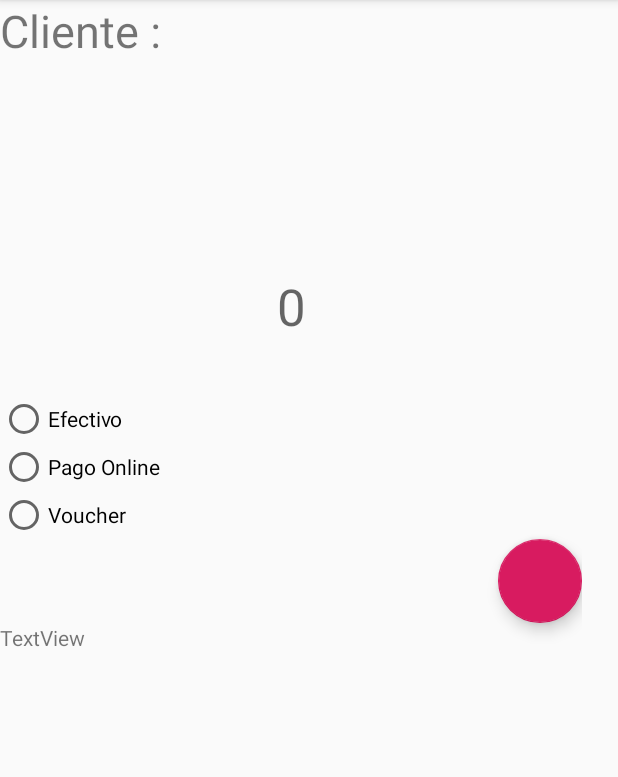
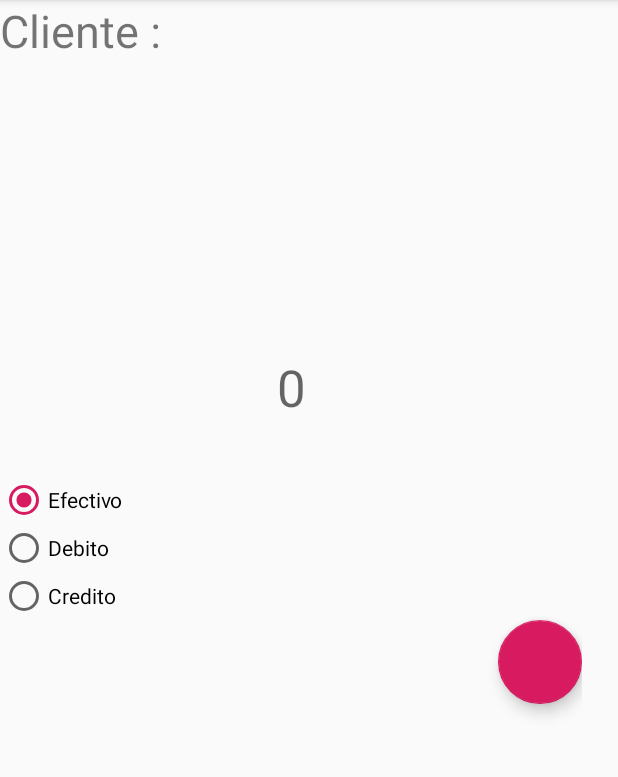
Before and after one commit to diegocabra/PedidosAcuadritos, an Android app: the fragment CerrarPedido_fragment shown on its own in the app's theme, on a phone screen of 412 x 824 dp, the part 84-861 px from its top. Run offline under Robolectric (Android 15) with nearby library versions, the phone set to English and light mode, and no system bars.

Commit message:
Funciona todo. Clase pedido es un singleton, en las proximas modificaciones sera todo viewmodel . El tipo de cantidad y talle se manejara con otra clase . Falta corregir el error de los listview que no siempre se muestran. (creo que lo vamos a hacer con viewmodel )

```diff
--- a/app/src/main/java/com/example/pedidosacuadritos/Catalogo/Catalogo.java
+++ b/app/src/main/java/com/example/pedidosacuadritos/Catalogo/Catalogo.java
@@ -72,6 +72,12 @@ public class Catalogo {
         return ListaPedidos;
     }
 
+    public void actualizarPrecios(int porcentaje){
+       double percent = 1+(porcentaje/100);
+        for (Producto p :ListaProductos)  {
+           p.setPrecio(p.getPrecio()*percent);
+        }
+    }
 
 
 }
--- a/app/src/main/java/com/example/pedidosacuadritos/CerrarPedido_fragment.java
+++ b/app/src/main/java/com/example/pedidosacuadritos/CerrarPedido_fragment.java
@@ -8,12 +8,19 @@ import androidx.lifecycle.Observer;
 import android.view.LayoutInflater;
 import android.view.View;
 import android.view.ViewGroup;
+import android.widget.ArrayAdapter;
+import android.widget.ListView;
+import android.widget.RadioButton;
 import android.widget.RadioGroup;
 import android.widget.TextView;
 import android.widget.Toast;
 
 import com.example.pedidosacuadritos.Entidades.Producto.Adulto;
 import com.example.pedidosacuadritos.Entidades.Producto.Producto;
+import com.example.pedidosacuadritos.ModoPago.Credito;
+import com.example.pedidosacuadritos.ModoPago.Debito;
+import com.example.pedidosacuadritos.ModoPago.Efectivo;
+import com.example.pedidosacuadritos.ModoPago.ModoPago;
 import com.example.pedidosacuadritos.Pedido.Pedido;
 import com.example.pedidosacuadritos.Utilidades.BaseDatoService;
 import com.example.pedidosacuadritos.Utilidades.PageViewModel;
@@ -21,17 +28,23 @@ import com.example.pedidosacuadritos.Entidades.Persona.Cliente;
 import com.example.pedidosacuadritos.Utilidades.ProductosViewModel;
 import com.google.android.material.floatingactionbutton.FloatingActionButton;
 
+import java.util.ArrayList;
+import java.util.List;
+
 
 public class CerrarPedido_fragment extends Fragment {
 
     private TextView tv_nombreCliente,tv_precio,tvdeprueba;
     private RadioGroup modoPago;
     private PageViewModel pageViewModel;
+    private ListView lv_prodSeleccionados;
     private FloatingActionButton FAB_ConfirmarPedido;
     private Pedido nuevo_pedido;
     private Cliente cli_actual;
     private String pedidoSeleccionado;
     private ProductosViewModel productosViewModel;
+    private ArrayAdapter<Producto> arrayAdapterProductos;
+    private List<Producto> lista_prodSeleccionados = new ArrayList<Producto>();
 
     public CerrarPedido_fragment() {
         // Required empty public constructor
@@ -41,15 +54,13 @@ public class CerrarPedido_fragment extends Fragment {
     public View onCreateView(LayoutInflater inflater, ViewGroup container,
                              Bundle savedInstanceState) {
         // Inflate the layout for this fragment
-        return inflater.inflate(R.layout.fragment_pedido, container, false);
+
+            return inflater.inflate(R.layout.fragment_pedido, container, false);
     }
 
     public void onViewCreated(View view, Bundle savedInstanceState) {
 
         tv_nombreCliente = getView().findViewById(R.id.tv_Titulo);
-
-        tvdeprueba = getView().findViewById(R.id.tv_prueba);
-
         pageViewModel = ViewModelProviders.of(requireActivity()).get(PageViewModel.class);
         pageViewModel.getPedido().observe(getViewLifecycleOwner(), new Observer<Pedido>() { //Observer de clientes seleccionados en el fragments uno.
             @Override
@@ -59,25 +70,60 @@ public class CerrarPedido_fragment extends Fragment {
         });
 
 
-        String texto ="";
-        productosViewModel = ViewModelProviders.of(this).get(ProductosViewModel.class);
+        productosViewModel = ViewModelProviders.of(requireActivity()).get(ProductosViewModel.class);
+
+        tv_precio  = getView().findViewById(R.id.tv_precio);
+
+        lv_prodSeleccionados = getView().findViewById(R.id.lv_productos);
+        lista_prodSeleccionados = Pedido.getInstance().getProductos();
+        arrayAdapterProductos = new ArrayAdapter<Producto>(getActivity(), android.R.layout.simple_list_item_1, lista_prodSeleccionados);  // Armo un Array de productos para armar el ListView
+        lv_prodSeleccionados.setAdapter(arrayAdapterProductos);
 
 
-        if (productosViewModel.getListProductos().size()>0){
-            for (Producto producto : productosViewModel.getListProductos()){
-                texto+=producto.getTela()+ " "+producto.getBies1()+"\n";
+        modoPago = getView().findViewById(R.id.rGroupModopago);
+        int id = modoPago.getCheckedRadioButtonId();
+        final RadioButton efectivo = getView().findViewById(R.id.rbt_Efectivo);
+        final RadioButton credito = getView().findViewById(R.id.rbt_Credito);
+        final RadioButton debito = getView().findViewById(R.id.rbt_Debito);
+        modoPago.setOnCheckedChangeListener(new RadioGroup.OnCheckedChangeListener() {
+            @Override
+            public void onCheckedChanged(RadioGroup group, int checkedId) {
+                    Pedido p = Pedido.getInstance();
+
+                Double precioTotal = 0.0;
+                ModoPago mp = null;
+                if ( efectivo.isChecked())
+                     p.setModoPago(new Efectivo(p.getProductos()));
+                 if (debito.isChecked())
+                     p.setModoPago(new Debito(p.getProductos()));
+                 if (credito.isChecked())
+                     p.setModoPago(new Credito(p.getProductos()));
+
+                tv_precio.setText(Double.toString(p.getPreciototal()));
             }
-            tvdeprueba.setText(texto);
-        }
+        });
+
+
+
+//
 
 
         FloatingActionButton FAB_ConfirmarPedido = getView().findViewById(R.id.fbt_confirmarPedido);
         FAB_ConfirmarPedido.setOnClickListener(new View.OnClickListener() {
             @Override
             public void onClick(View v) {
+                BaseDatoService datoService = BaseDatoService.getInstance();
+                pageViewModel.getPedido().observe(getViewLifecycleOwner(), new Observer<Pedido>() {
+                    @Override
+                    public void onChanged(Pedido pedido) {
+                        String str = "";
 
-                Toast.makeText(getActivity(), "Pedido agregado", Toast.LENGTH_SHORT).show();
-
+                        for (Producto p :pedido.getProductos())
+                            str =str+""+ p.getBolsillo() +"\n";
+                        //Estas son lineas de prieba para testera el viewmodel.
+                        Toast.makeText(getActivity(), pedido.getCliente().getNombre() + "Pedidos : "+ str , Toast.LENGTH_SHORT).show();
+                    }
+                });
 
 
 
@@ -87,7 +133,6 @@ public class CerrarPedido_fragment extends Fragment {
 
 
 
-
     }
 
 
--- a/app/src/main/java/com/example/pedidosacuadritos/Entidades/Persona/Persona.java
+++ b/app/src/main/java/com/example/pedidosacuadritos/Entidades/Persona/Persona.java
@@ -72,6 +72,7 @@ public abstract class Persona implements Serializable {
     }
 
     public String toString(){
-        return nombre;
+        String toReturn = nombre + "\n" +  " Tel: "+ telefono;
+        return toReturn;
     }
 }
--- a/app/src/main/java/com/example/pedidosacuadritos/Entidades/Producto/Niños.java
+++ b/app/src/main/java/com/example/pedidosacuadritos/Entidades/Producto/Niños.java
@@ -7,6 +7,7 @@ public abstract class Niños extends Producto implements Serializable {
 
     public Niños(String tela, String bolsillo, String bies1, String bies2) {
         super(tela, bolsillo, bies1, bies2);
+        precio =550;
         cantCierres = 0;
 
     }
--- a/app/src/main/java/com/example/pedidosacuadritos/Pedido/Pedido.java
+++ b/app/src/main/java/com/example/pedidosacuadritos/Pedido/Pedido.java
@@ -20,30 +20,26 @@ public class Pedido {
     protected Vendedor vendedor;
     protected int ganancia;
     protected Date fecha;
+    private static Pedido instance;
 
-
-    public Pedido(Cliente cliente) {
+    private Pedido() {
         id= UUID.randomUUID().toString();
-        this.cliente = cliente;
         productos = new LinkedList<Producto>();
         //this.vendedor = vendedor;  En un futuro podemos tomar nota de quien registro dicho pedido
         fecha = new Date();// fecha que se genera el pedido;
     }
 
-    public Pedido(Producto producto, ModoPago modoPago, Cliente cliente) {
-        id= UUID.randomUUID().toString();
+    public static Pedido getInstance() {
 
-        this.modoPago = modoPago;
-        this.cliente = cliente;
-        fecha = new Date();// fecha que se genera el pedido;
-    }
+        if (instance == null)
+            instance = new Pedido();
 
-    public Pedido (){
-
+        return instance;
     }
 
 
     public String getId(){
+
         return id;
     }
 
@@ -52,14 +48,14 @@ public class Pedido {
         return modoPago;
     }
 
-    public void setModoPago(Producto producto) {
+    public void setModoPago(ModoPago modoPago) {
 
         this.modoPago = modoPago;
     }
 
-    public ListIterator<Producto> getProductos() {
+    public List<Producto> getProductos() {
 
-        return productos.listIterator();
+        return productos;
     }
 
     public void setCliente(Cliente c){
@@ -74,5 +70,8 @@ public class Pedido {
         return cliente;
     }
 
+    public Double getPreciototal(){
+       return modoPago.getPrecioFinal();
+    }
 
 }
--- a/app/src/main/java/com/example/pedidosacuadritos/Utilidades/AdapterRecyclerView.java
+++ b/app/src/main/java/com/example/pedidosacuadritos/Utilidades/AdapterRecyclerView.java
@@ -81,6 +81,9 @@ public class AdapterRecyclerView extends RecyclerView.Adapter<AdapterRecyclerVie
         TextView textTitle, textDescription;
         ImageView img;
 
+        public Producto getSelected(){
+            return Lproductos.get(getAdapterPosition());
+        }
 
 
 
@@ -105,8 +108,7 @@ public class AdapterRecyclerView extends RecyclerView.Adapter<AdapterRecyclerVie
 
 
                     Intent i = new Intent(v.getContext(), detalle_Producto.class);
-                    i.putExtra("Producto",Lproductos.get(getAdapterPosition()));
-
+                    i.putExtra("Producto",getSelected());
 
                      v.getContext().startActivity(i);
                     return false;
--- a/app/src/main/java/com/example/pedidosacuadritos/Utilidades/BaseDatoService.java
+++ b/app/src/main/java/com/example/pedidosacuadritos/Utilidades/BaseDatoService.java
@@ -51,7 +51,7 @@ public class BaseDatoService {
         FirebaseDatabase database = FirebaseDatabase.getInstance();
         DatabaseReference myRef = database.getReference("Productos");
         myRef.child(producto.getId()).setValue(producto);
-        // TODO: 23/08/20 Agregar genericidad para poder agregar todos los productos pero por grupos , ejemplo los Adultos en una hoja , los niños en otra hoja.
+        // TODO: 23/08/20 Agregar genericidad para poder agregar todos los productos pero por grupos , ejemplo los Adultos en una hoja , los niños en otra "hoja".
 
     }
 
--- a/app/src/main/res/layout/fragment_cliente.xml
+++ b/app/src/main/res/layout/fragment_cliente.xml
@@ -7,7 +7,7 @@
 
     <LinearLayout
         android:layout_width="match_parent"
-        android:layout_height="454dp"
+        android:layout_height="match_parent"
         android:orientation="vertical">
 
         <LinearLayout
@@ -69,7 +69,7 @@
         <ListView
             android:id="@+id/listV_Clientes"
             android:layout_width="match_parent"
-            android:layout_height="144dp"
+            android:layout_height="204dp"
             android:background="#C5CAE9"
             android:backgroundTint="#00AC4949"
             android:choiceMode="singleChoice"
--- a/app/src/main/res/layout/fragment_pedido.xml
+++ b/app/src/main/res/layout/fragment_pedido.xml
@@ -18,21 +18,12 @@
             android:text="Cliente :"
             android:textSize="30sp" />
 
-        <LinearLayout
+        <ListView
+            android:id="@+id/lv_productos"
             android:layout_width="match_parent"
-            android:layout_height="137dp"
-            android:orientation="horizontal">
-
-            <androidx.recyclerview.widget.RecyclerView
-                android:layout_width="match_parent"
-                android:layout_height="match_parent" />
-        </LinearLayout>
-
-        <androidx.constraintlayout.widget.Guideline
-            android:id="@+id/guideline"
-            android:layout_width="match_parent"
-            android:layout_height="wrap_content"
-            android:orientation="horizontal" />
+            android:layout_height="191dp"
+            android:choiceMode="none"
+            android:clickable="false" />
 
         <TextView
             android:id="@+id/tv_precio"
@@ -44,8 +35,10 @@
             android:textAppearance="@style/TextAppearance.AppCompat.Display1" />
 
         <RadioGroup
+            android:id="@+id/rGroupModopago"
             android:layout_width="match_parent"
-            android:layout_height="wrap_content">
+            android:layout_height="wrap_content"
+            android:checkedButton="@id/rbt_Efectivo">
 
             <RadioButton
                 android:id="@+id/rbt_Efectivo"
@@ -54,16 +47,17 @@
                 android:text="Efectivo" />
 
             <RadioButton
-                android:id="@+id/rbt_MPago"
+                android:id="@+id/rbt_Debito"
                 android:layout_width="match_parent"
                 android:layout_height="wrap_content"
-                android:text="Pago Online" />
+                android:text="Debito" />
 
             <RadioButton
-                android:id="@+id/rbt_Voucher"
+                android:id="@+id/rbt_Credito"
                 android:layout_width="match_parent"
                 android:layout_height="wrap_content"
-                android:text="Voucher" />
+                android:text="Credito" />
+
         </RadioGroup>
 
         <com.google.android.material.floatingactionbutton.FloatingActionButton
@@ -74,12 +68,6 @@
             android:clickable="true"
             tools:src="@tools:sample/backgrounds/scenic" />
 
-        <TextView
-            android:id="@+id/tv_prueba"
-            android:layout_width="match_parent"
-            android:layout_height="wrap_content"
-            android:text="TextView" />
-
     </LinearLayout>
 
 </FrameLayout>
```
Also changed, not shown: app/src/main/java/com/example/pedidosacuadritos/Catalogo/detalle_Producto.java (+13 -11 lines), app/src/main/java/com/example/pedidosacuadritos/Cliente_fragment.java (+5 -7 lines), app/src/main/java/com/example/pedidosacuadritos/Entidades/Producto/Producto.java (+20 -17 lines), app/src/main/java/com/example/pedidosacuadritos/MainActivity.java (+47 -19 lines), app/src/main/java/com/example/pedidosacuadritos/ModoPago/Credito.java (+12 -5 lines), app/src/main/java/com/example/pedidosacuadritos/ModoPago/Debito.java (+14 -4 lines), app/src/main/java/com/example/pedidosacuadritos/ModoPago/Efectivo.java (+12 -4 lines), app/src/main/java/com/example/pedidosacuadritos/ModoPago/ModoPago.java (+24 -18 lines), app/src/main/java/com/example/pedidosacuadritos/Producto_fragment.java (+14 -15 lines), app/src/main/res/layout/content_main.xml (+0 -10 lines), app/src/main/res/layout/fragment_producto.xml (+10 -9 lines).
